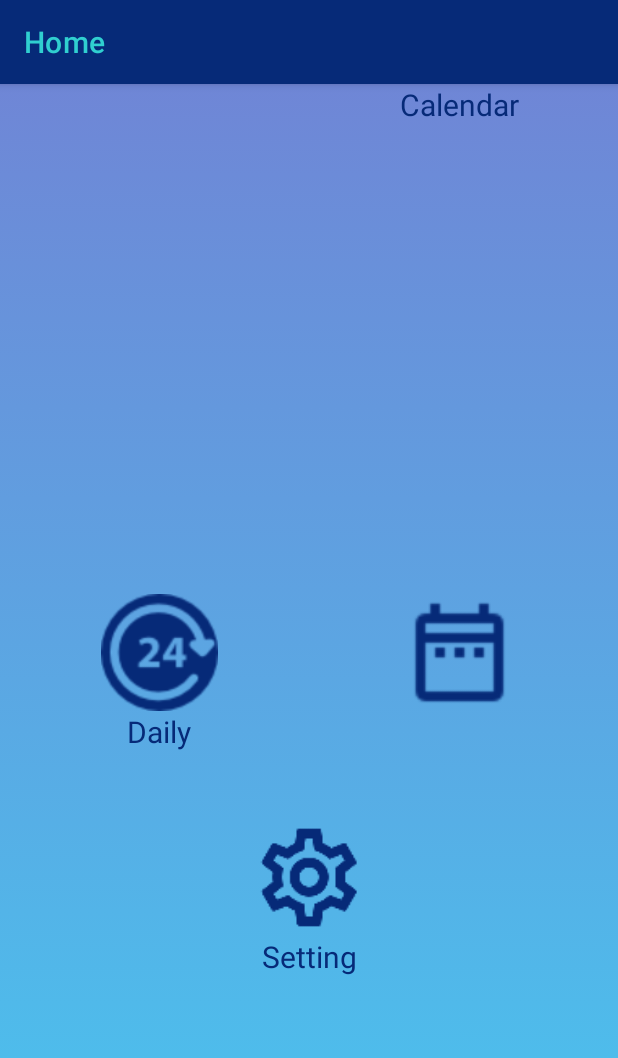
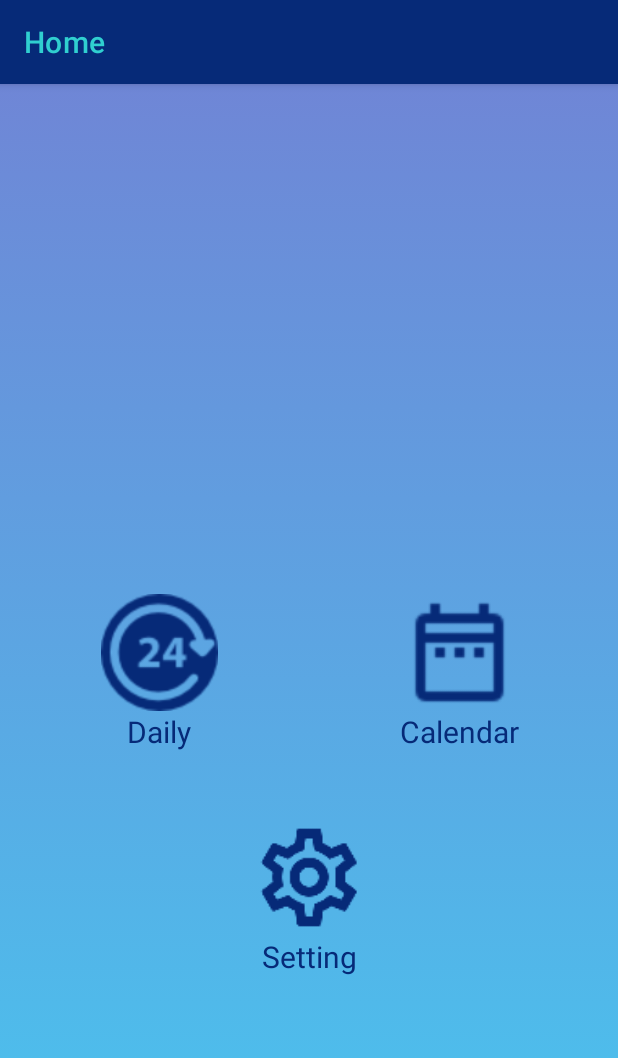
Before and after one commit to Shafi-Hassan/CalorieTracker, an Android app: the screen it shows after launch (MainActivity), on a phone screen of 412 x 824 dp. Shown: the top 1058 px of the screen. Run offline under Robolectric (Android 15) with nearby library versions, the phone set to English and light mode, and no system bars.

Commit message:
Fixed Calendar title on Homepage

```diff
--- a/app/src/main/res/layout/activity_main.xml
+++ b/app/src/main/res/layout/activity_main.xml
@@ -89,7 +89,7 @@
         android:textColor="#062A78"
         app:layout_constraintRight_toRightOf="parent"
         app:layout_constraintLeft_toLeftOf="parent"
-        app:layout_constraintTop_toBottomOf="@+id/calenderbutton"
+        app:layout_constraintTop_toBottomOf="@+id/calendarbutton"
         android:layout_marginLeft="200dp"
         android:textSize="20sp"
         />
```
